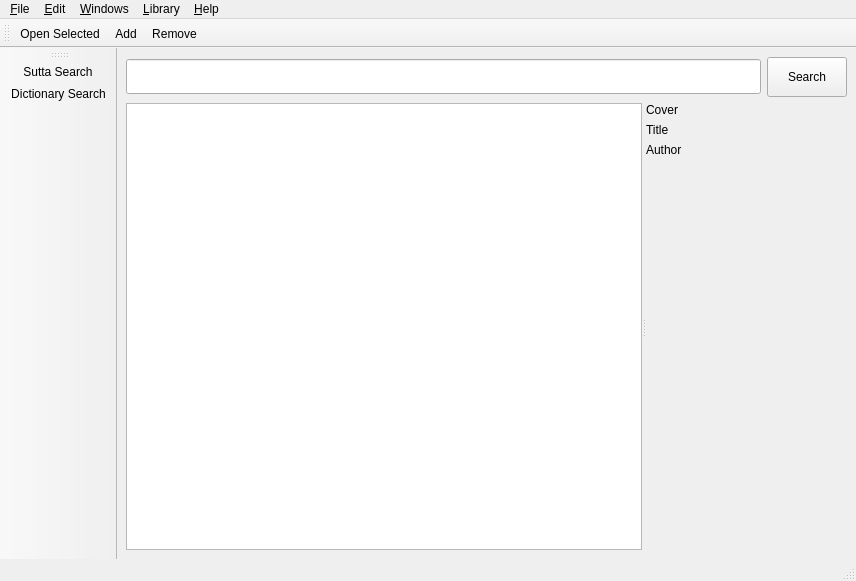
This is simsapa/assets/ui/library_browser_window.ui in simsapa/simsapa as Qt 5 draws it before an edit. The edited form follows.
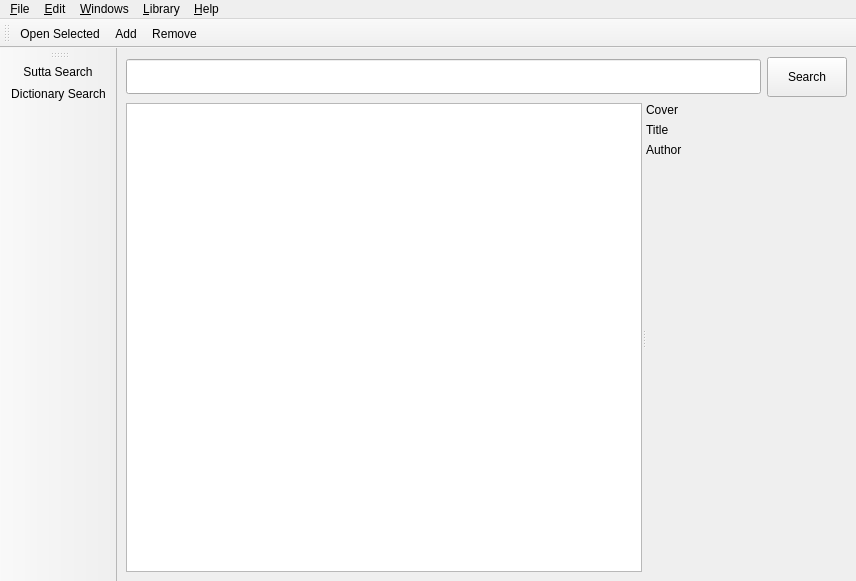
This is the edited form. Icons and pictures are not drawn.

Commit message: remove statusbar, add button icons

Patch:
```diff
--- a/simsapa/assets/ui/library_browser_window.ui
+++ b/simsapa/assets/ui/library_browser_window.ui
@@ -191,7 +191,6 @@
    <addaction name="menu_Library"/>
    <addaction name="menu_Help"/>
   </widget>
-  <widget class="QStatusBar" name="statusbar"/>
   <widget class="QToolBar" name="toolBar">
    <property name="windowTitle">
     <string>toolBar</string>
```
Left out of the diff: 2 changed lines with no effect on the pictures. The commit also changes 63 other files.
